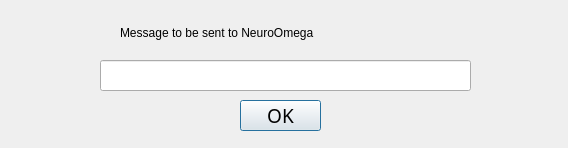
First picture: the form in manuallabelentry.ui, repository JCagle95/UF-NeuroOmega-Application, before the edit.
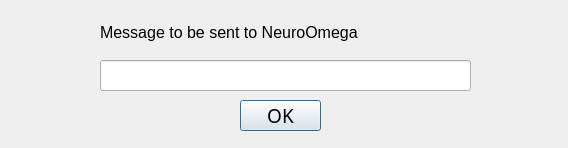
Second picture: the form after the edit.

```diff
--- a/manuallabelentry.ui
+++ b/manuallabelentry.ui
@@ -26,12 +26,17 @@
   <widget class="QLabel" name="label">
    <property name="geometry">
     <rect>
-     <x>120</x>
+     <x>100</x>
      <y>20</y>
      <width>341</width>
      <height>25</height>
     </rect>
    </property>
+   <property name="font">
+    <font>
+     <pointsize>12</pointsize>
+    </font>
+   </property>
    <property name="text">
     <string>Message to be sent to NeuroOmega</string>
    </property>
```
Left out of the diff: 5 changed lines with no effect on the pictures.
